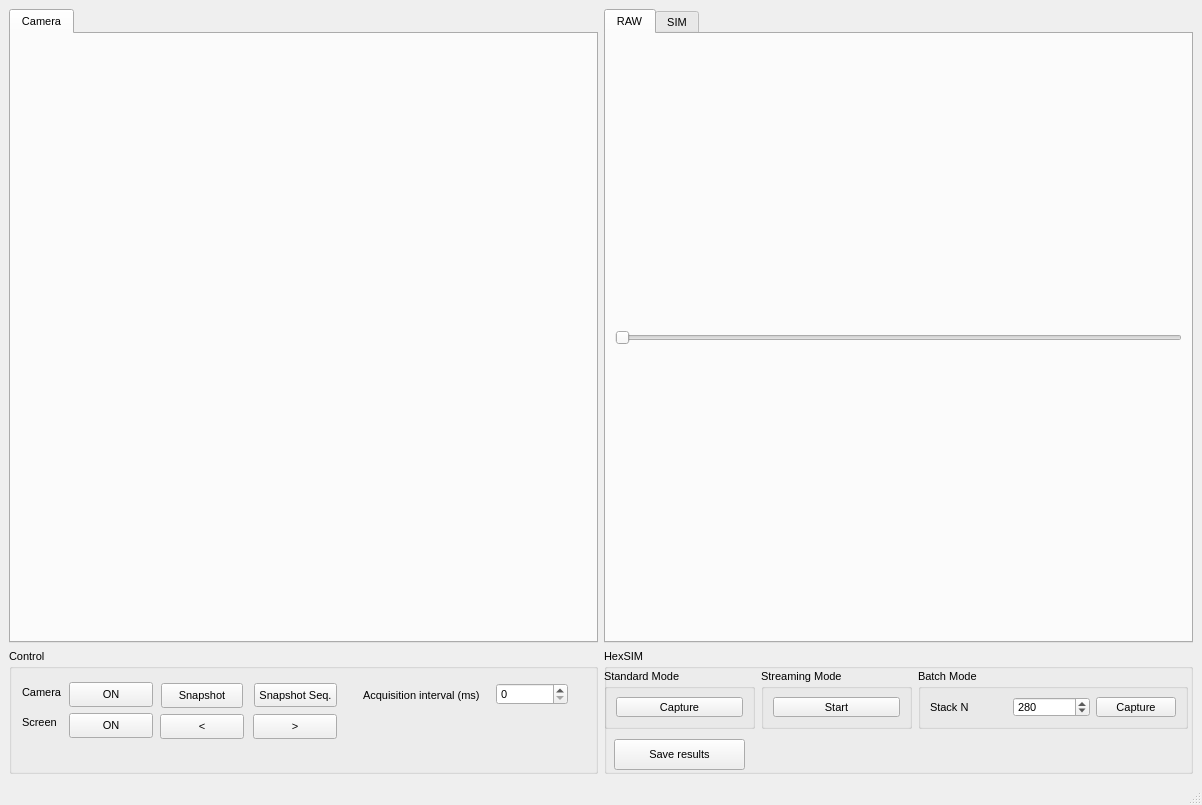
Qt form hexsim_measurement.ui (imperial-photonics/HexSimInstrument) before a commit.
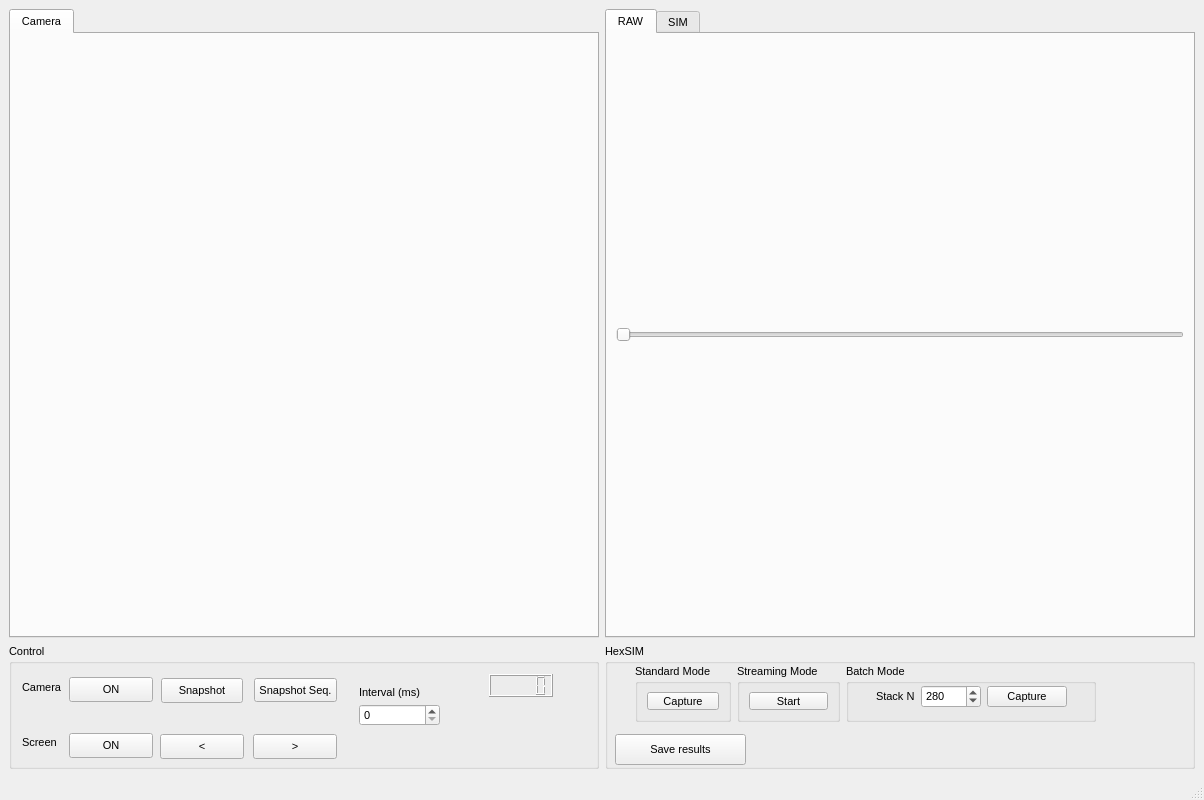
The same form after that commit.

Diff of the .ui file:
```diff
--- a/hexsim_measurement.ui
+++ b/hexsim_measurement.ui
@@ -6,14 +6,14 @@
    <rect>
     <x>0</x>
     <y>0</y>
-    <width>1202</width>
-    <height>805</height>
-   </rect>
-  </property>
-  <property name="minimumSize">
-   <size>
-    <width>1200</width>
+    <width>1204</width>
     <height>800</height>
+   </rect>
+  </property>
+  <property name="minimumSize">
+   <size>
+    <width>1000</width>
+    <height>600</height>
    </size>
   </property>
   <property name="windowTitle">
@@ -119,32 +119,30 @@
         <string>Save results</string>
        </property>
       </widget>
-      <widget class="QWidget" name="layoutWidget">
+      <widget class="QWidget" name="">
        <property name="geometry">
         <rect>
-         <x>0</x>
+         <x>30</x>
          <y>20</y>
-         <width>584</width>
-         <height>60</height>
+         <width>461</width>
+         <height>58</height>
         </rect>
        </property>
-       <property name="font">
-        <font>
-         <pointsize>8</pointsize>
-        </font>
-       </property>
-       <layout class="QGridLayout" name="gridLayout_3">
-        <property name="sizeConstraint">
-         <enum>QLayout::SetNoConstraint</enum>
-        </property>
+       <layout class="QGridLayout" name="gridLayout_4">
         <item row="0" column="0">
          <widget class="QGroupBox" name="standardModeGroup">
           <property name="minimumSize">
            <size>
-            <width>150</width>
+            <width>80</width>
             <height>50</height>
            </size>
           </property>
+          <property name="maximumSize">
+           <size>
+            <width>200</width>
+            <height>16777215</height>
+           </size>
+          </property>
           <property name="font">
            <font>
             <pointsize>8</pointsize>
@@ -156,6 +154,18 @@
           <layout class="QGridLayout" name="gridLayout_7">
            <item row="0" column="0">
             <widget class="QPushButton" name="captureStandardButton">
+             <property name="minimumSize">
+              <size>
+               <width>50</width>
+               <height>0</height>
+              </size>
+             </property>
+             <property name="maximumSize">
+              <size>
+               <width>80</width>
+               <height>16777215</height>
+              </size>
+             </property>
              <property name="font">
               <font>
                <pointsize>8</pointsize>
@@ -169,11 +179,55 @@
           </layout>
          </widget>
         </item>
+        <item row="0" column="1">
+         <widget class="QGroupBox" name="streamingModeGroup">
+          <property name="minimumSize">
+           <size>
+            <width>80</width>
+            <height>50</height>
+           </size>
+          </property>
+          <property name="font">
+           <font>
+            <pointsize>8</pointsize>
+           </font>
+          </property>
+          <property name="title">
+           <string>Streaming Mode</string>
+          </property>
+          <layout class="QGridLayout" name="gridLayout_6">
+           <item row="0" column="0">
+            <widget class="QPushButton" name="startStreamingButton">
+             <property name="minimumSize">
+              <size>
+               <width>60</width>
+               <height>0</height>
+              </size>
+             </property>
+             <property name="maximumSize">
+              <size>
+               <width>80</width>
+               <height>16777215</height>
+              </size>
+             </property>
+             <property name="font">
+              <font>
+               <pointsize>8</pointsize>
+              </font>
+             </property>
+             <property name="text">
+              <string>Start</string>
+             </property>
+            </widget>
+           </item>
+          </layout>
+         </widget>
+        </item>
         <item row="0" column="2">
          <widget class="QGroupBox" name="batchModeGroup">
           <property name="minimumSize">
            <size>
-            <width>270</width>
+            <width>250</width>
             <height>50</height>
            </size>
           </property>
@@ -185,27 +239,16 @@
           <property name="title">
            <string>Batch Mode</string>
           </property>
-          <layout class="QGridLayout" name="gridLayout_5">
-           <item row="0" column="0">
-            <layout class="QGridLayout" name="gridLayout_4">
-             <item row="0" column="0">
-              <widget class="QLabel" name="nStackLabel">
-               <property name="minimumSize">
-                <size>
-                 <width>60</width>
-                 <height>0</height>
-                </size>
-               </property>
-               <property name="font">
-                <font>
-                 <pointsize>8</pointsize>
-                </font>
-               </property>
-               <property name="text">
-                <string>Stack N</string>
-               </property>
-              </widget>
-             </item>
+          <widget class="QWidget" name="">
+           <property name="geometry">
+            <rect>
+             <x>30</x>
+             <y>20</y>
+             <width>191</width>
+             <height>25</height>
+            </rect>
+           </property>
+           <layout class="QGridLayout" name="gridLayout_3">
              <item row="0" column="2">
               <widget class="QPushButton" name="captureBatchButton">
                <property name="minimumSize">
@@ -245,33 +288,11 @@
                </property>
               </widget>
              </item>
-            </layout>
-           </item>
-          </layout>
-         </widget>
-        </item>
-        <item row="0" column="1">
-         <widget class="QGroupBox" name="streamingModeGroup">
-          <property name="minimumSize">
-           <size>
-            <width>150</width>
-            <height>50</height>
-           </size>
-          </property>
-          <property name="font">
-           <font>
-            <pointsize>8</pointsize>
-           </font>
-          </property>
-          <property name="title">
-           <string>Streaming Mode</string>
-          </property>
-          <layout class="QGridLayout" name="gridLayout_6">
            <item row="0" column="0">
-            <widget class="QPushButton" name="startStreamingButton">
+             <widget class="QLabel" name="nStackLabel">
              <property name="minimumSize">
               <size>
-               <width>60</width>
+                <width>30</width>
                <height>0</height>
               </size>
              </property>
@@ -281,11 +302,12 @@
               </font>
              </property>
              <property name="text">
-              <string>Start</string>
+               <string>Stack N</string>
              </property>
             </widget>
            </item>
           </layout>
+          </widget>
          </widget>
         </item>
        </layout>
@@ -318,7 +340,7 @@
        <property name="geometry">
         <rect>
          <x>13</x>
-         <y>65</y>
+         <y>90</y>
          <width>36</width>
          <height>16</height>
         </rect>
@@ -336,7 +358,7 @@
        <property name="geometry">
         <rect>
          <x>60</x>
-         <y>64</y>
+         <y>89</y>
          <width>84</width>
          <height>25</height>
         </rect>
@@ -354,7 +376,7 @@
        <property name="geometry">
         <rect>
          <x>151</x>
-         <y>65</y>
+         <y>90</y>
          <width>84</width>
          <height>25</height>
         </rect>
@@ -367,7 +389,7 @@
        <property name="geometry">
         <rect>
          <x>244</x>
-         <y>65</y>
+         <y>90</y>
          <width>84</width>
          <height>25</height>
         </rect>
@@ -441,9 +463,9 @@
       <widget class="QSpinBox" name="intervalTimeInput">
        <property name="geometry">
         <rect>
-         <x>487</x>
-         <y>34</y>
-         <width>72</width>
+         <x>350</x>
+         <y>60</y>
+         <width>81</width>
          <height>22</height>
         </rect>
        </property>
@@ -451,14 +473,24 @@
       <widget class="QLabel" name="label">
        <property name="geometry">
         <rect>
-         <x>354</x>
-         <y>38</y>
+         <x>350</x>
+         <y>40</y>
          <width>127</width>
          <height>16</height>
         </rect>
        </property>
        <property name="text">
-        <string>Acquisition interval (ms)</string>
+        <string>Interval (ms)</string>
+       </property>
+      </widget>
+      <widget class="QLCDNumber" name="lcdNumber">
+       <property name="geometry">
+        <rect>
+         <x>480</x>
+         <y>30</y>
+         <width>64</width>
+         <height>23</height>
+        </rect>
        </property>
       </widget>
      </widget>
```
Lines whose indentation alone changed are shown as unchanged.
